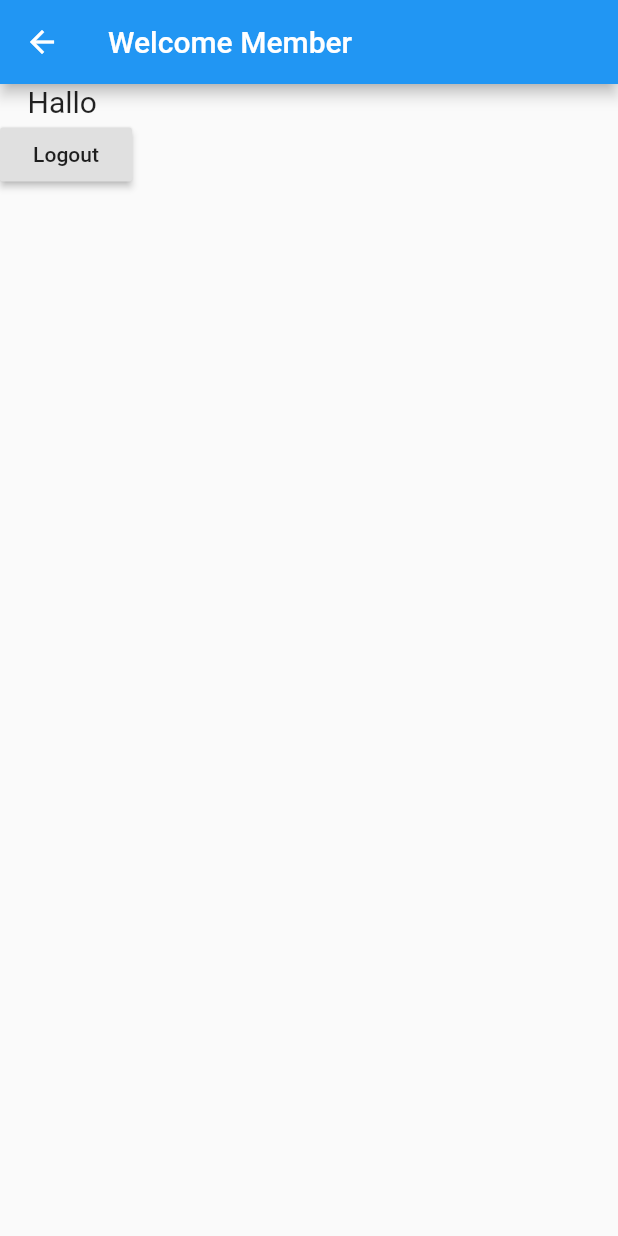
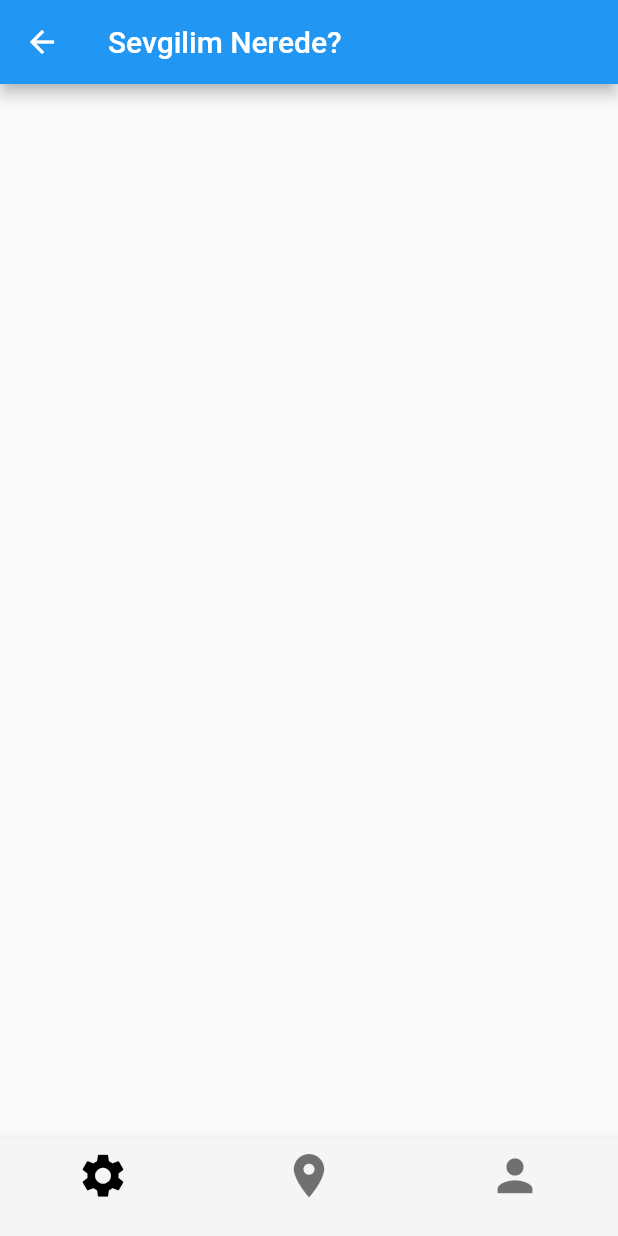
Before and after one commit to merthan6/flutter-mobile-app, a Flutter app: the MemberPage screen opened by its route, on a phone screen of 412 x 824 dp. Run offline on Flutter 3.47's test engine with Material 2 defaults, Android fonts, the phone set to English and light mode, and no system bars.

Commit message:
memberpage :: bottom navigation bar added

```diff
--- a/lib/pages/memberpage.dart
+++ b/lib/pages/memberpage.dart
@@ -1,26 +1,83 @@
 import 'package:flutter/material.dart';
+import "package:flutter/material.dart";
 
-class MemberPage extends StatelessWidget {
+class MemberPage extends StatefulWidget {
+    @override
+    _MemberPageState createState() => _MemberPageState();
+}
 
-MemberPage({this.username});
-final String username;
+class _MemberPageState extends State<MemberPage> {
+
+  int page = 0;
+  void changePage(int index){
+    setState(() {
+      page = index;
+    });
+    gotoPage(page);
+  }
+
+  Widget gotoPage(int page){
+    if(page == 0){
+      Navigator.pushReplacementNamed(context, '/register');
+    }
+    else if(page == 1){
+      Navigator.pushReplacementNamed(context, '/register');
+    }
+    else if(page == 2){
+      Navigator.pushReplacementNamed(context, '/register');
+    }
+  }
+
+  // _MemberPageState({this.username});
+  // final String username;
 
   @override
   Widget build(BuildContext context) {
     return Scaffold(
-      appBar: AppBar(title: Text("Welcome Member"),),
+      appBar: AppBar(title: Text("Sevgilim Nerede?"),),
+      bottomNavigationBar: Theme(
+          data: Theme.of(context).copyWith(canvasColor: Colors.grey[100]),
+          child: BottomNavigationBar(
+            currentIndex: page,
+            onTap: changePage,
+            type: BottomNavigationBarType.fixed,
+            iconSize: 35,
+            fixedColor: Colors.black,
+            items: <BottomNavigationBarItem>[
+              BottomNavigationBarItem(
+                icon: Icon(Icons.settings),
+                title: SizedBox(
+                  height: 0,
+                ),
+              ),
+              BottomNavigationBarItem(
+                icon: Icon(Icons.location_on),
+                title: SizedBox(
+                  height: 0,
+                ),
+              ),
+              BottomNavigationBarItem(
+                icon: Icon(Icons.person),
+                title: SizedBox(
+                  height: 0,
+                ),
+              ),
+            ],
+          ),
+        // children: <Widget>[
+          //Text('Hallo $username', style: TextStyle(fontSize: 20.0),),
+          // RaisedButton(
+          //   child: Text("Logout"),
+          //   onPressed: (){
+          //     Navigator.pushReplacementNamed(context,'/');
+          //   },
+          // ),
+        // ],
+
+      ),
       body: Column(
-        children: <Widget>[
-          Text('Hallo $username', style: TextStyle(fontSize: 20.0),),
 
-          RaisedButton(
-            child: Text("Logout"),
-            onPressed: (){
-              Navigator.pushReplacementNamed(context,'/');
-            },
-          ),
-        ],
-      ),
+      )
     );
   }
 }
--- a/lib/pages/register.dart
+++ b/lib/pages/register.dart
@@ -149,7 +149,7 @@ class _RegisterPageState extends State<Register> {
                               });
                             }
                           },
-                          color: Colors.blue[800],
+                          color: Colors.blue[500],
                           shape: RoundedRectangleBorder(
                             borderRadius: BorderRadius.circular(18.0),
                           ),
@@ -163,7 +163,7 @@ class _RegisterPageState extends State<Register> {
                             onTap: () => {
                               Navigator.pushReplacementNamed(context, '/')
                             },
-                            child: Text("Already have an account?",style: TextStyle(color:Colors.grey),),
+                            child: Text("Already have an account?",style: TextStyle(color: Colors.grey,fontWeight: FontWeight.bold,decoration:TextDecoration.underline),),
                           ),
                         ),
                         SizedBox(height:10,),
```
